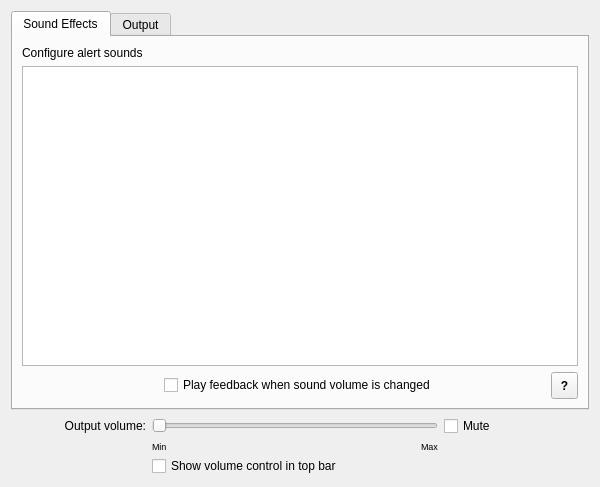
Qt form syspref/forms/sound.ui (admiral0/Antico-Deluxe) before a commit.
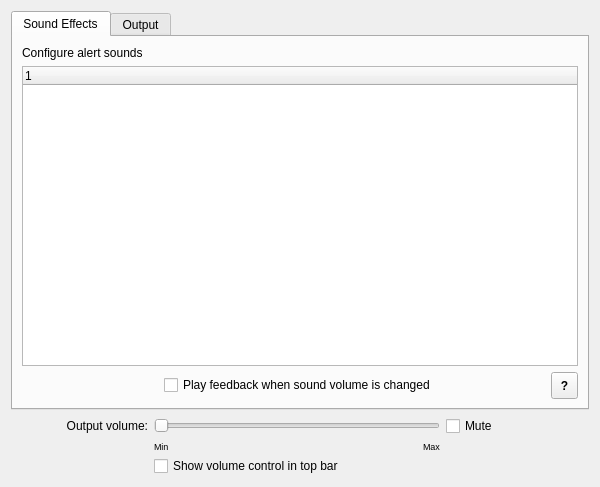
The same form after that commit. Icons and pictures are not drawn.

Commit message: forgot this file

What changed in the file:
```diff
--- a/syspref/forms/sound.ui
+++ b/syspref/forms/sound.ui
@@ -43,7 +43,19 @@
         </widget>
        </item>
        <item row="1" column="0" colspan="5" >
-        <widget class="QTableWidget" name="effectsTbl" />
+        <widget class="QTreeWidget" name="soundsLst" >
+         <property name="alternatingRowColors" >
+          <bool>true</bool>
+         </property>
+         <property name="selectionBehavior" >
+          <enum>QAbstractItemView::SelectItems</enum>
+         </property>
+         <column>
+          <property name="text" >
+           <string>1</string>
+          </property>
+         </column>
+        </widget>
        </item>
        <item row="2" column="0" >
         <spacer name="horizontalSpacer_2" >
@@ -336,7 +348,7 @@
        </property>
        <property name="sizeHint" stdset="0" >
         <size>
-         <width>53</width>
+         <width>55</width>
          <height>20</height>
         </size>
        </property>
@@ -385,7 +397,7 @@
        </property>
        <property name="sizeHint" stdset="0" >
         <size>
-         <width>68</width>
+         <width>70</width>
          <height>20</height>
         </size>
        </property>
```
Left out of the diff: 4 changed lines with no effect on the pictures.
